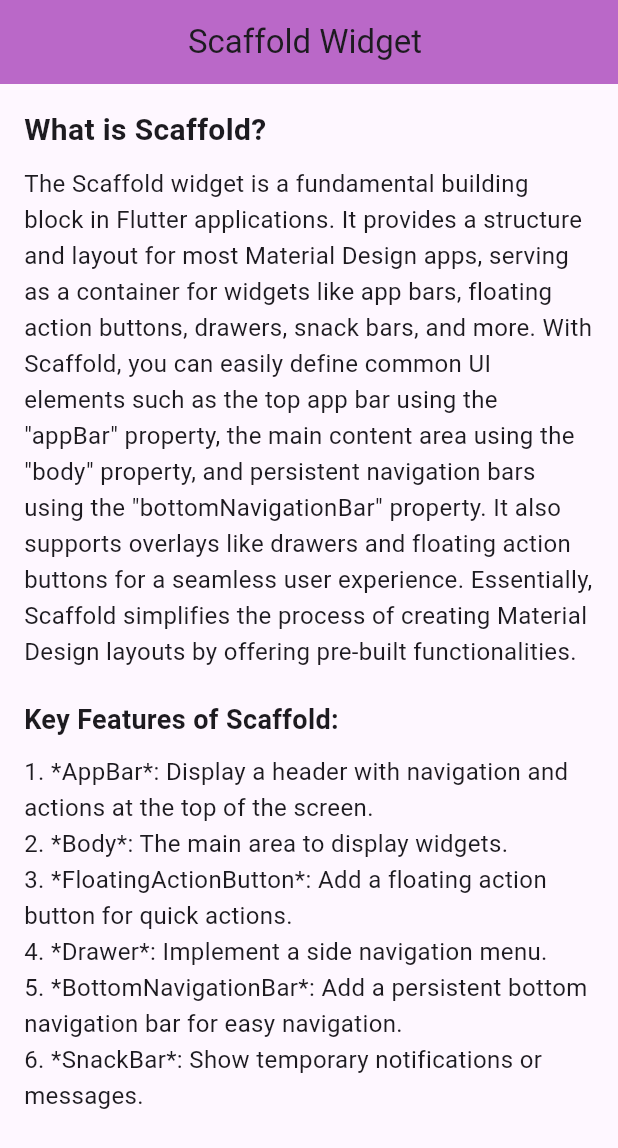
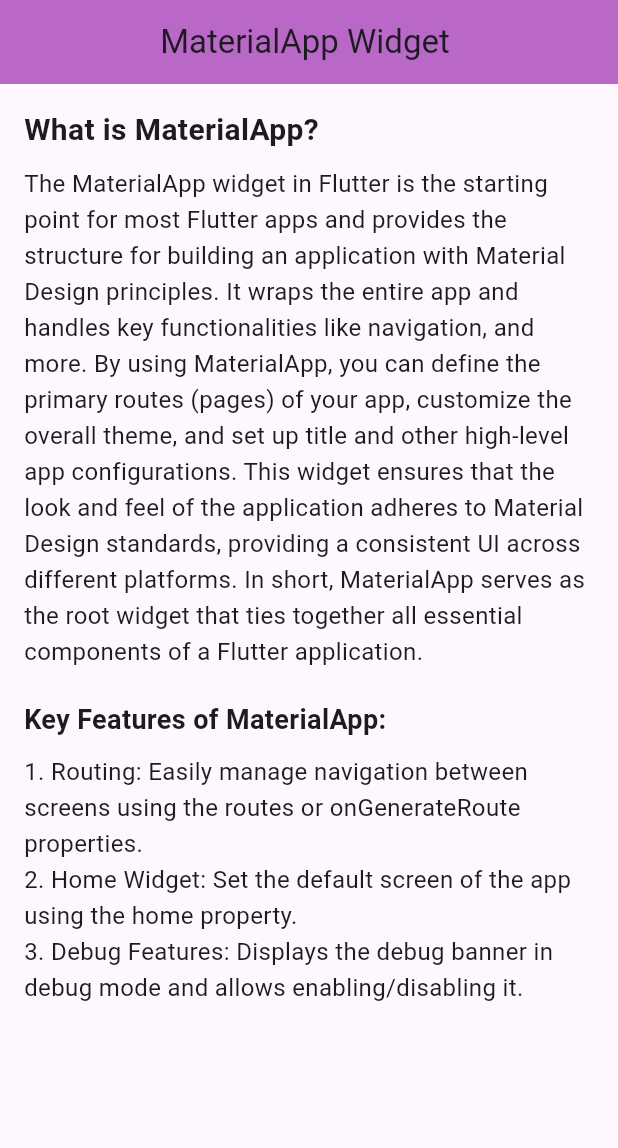
Before and after one commit to mominatufail/WidgetProject, a Flutter app: the screen it shows after launch, on a phone screen of 412 x 824 dp. Shown: the top 1148 px of the screen. Run offline on Flutter 3.47's test engine with Material 3 defaults, Android fonts, the phone set to English and light mode, and no system bars.

Commit message:
MaterialApp widget added

```diff
--- /dev/null
+++ b/lib/MaterialAppWidget.dart
@@ -0,0 +1,46 @@
+import 'package:flutter/material.dart';
+class MaterialAppScreen extends StatelessWidget {
+  @override
+  Widget build(BuildContext context) {
+    return Scaffold(
+      appBar: AppBar(backgroundColor: Colors.purple.shade300,
+        title: Center(child: Text('MaterialApp Widget ')),
+      ),
+      body: Padding(
+        padding: const EdgeInsets.all(16.0),
+        child: SingleChildScrollView(
+          child: Column(
+            crossAxisAlignment: CrossAxisAlignment.start,
+            children: [
+              Text(
+                'What is MaterialApp?',
+                style: TextStyle(fontSize: 20, fontWeight: FontWeight.bold),
+              ),
+              SizedBox(height: 10),
+              Text(
+                'The MaterialApp widget in Flutter is the starting point for most Flutter apps and provides the structure for building an application with Material Design principles. '
+                    'It wraps the entire app and handles key functionalities like navigation, and more. '
+                    'By using MaterialApp, you can define the primary routes (pages) of your app, customize the overall theme, and set up title and other high-level app configurations. '
+                    'This widget ensures that the look and feel of the application adheres to Material Design standards, providing a consistent UI across different platforms. '
+                    'In short, MaterialApp serves as the root widget that ties together all essential components of a Flutter application.',
+                style: TextStyle(fontSize: 16, height: 1.5),
+              ),
+              SizedBox(height: 20),
+              Text(
+                'Key Features of MaterialApp:',
+                style: TextStyle(fontSize: 18, fontWeight: FontWeight.bold),
+              ),
+              SizedBox(height: 10),
+              Text(
+                '1. Routing: Easily manage navigation between screens using the routes or onGenerateRoute properties.\n'
+                    '2. Home Widget: Set the default screen of the app using the home property.\n'
+                    '3. Debug Features: Displays the debug banner in debug mode and allows enabling/disabling it.\n',
+                style: TextStyle(fontSize: 16, height: 1.5),
+              ),
+            ],
+          ),
+        ),
+      ),
+    );
+  }
+}
--- a/lib/main.dart
+++ b/lib/main.dart
@@ -1,5 +1,6 @@
 import 'package:flutter/material.dart';
 
+import 'MaterialAppWidget.dart';
 import 'ScaffoldWidget.dart';
 
 void main() {
@@ -34,7 +35,8 @@ class MyApp extends StatelessWidget {
         useMaterial3: true,
       ),
       debugShowCheckedModeBanner: false,
-      home: ScaffoldScreen(),
+      home: MaterialAppScreen(),
+      //ScaffoldScreen(),
       //const MyHomePage(title: 'Flutter Demo Home Page'),
     );
   }
```
Also changed, not shown: lib/ColumnWidget.dart (added), lib/RowWidget.dart (added).
